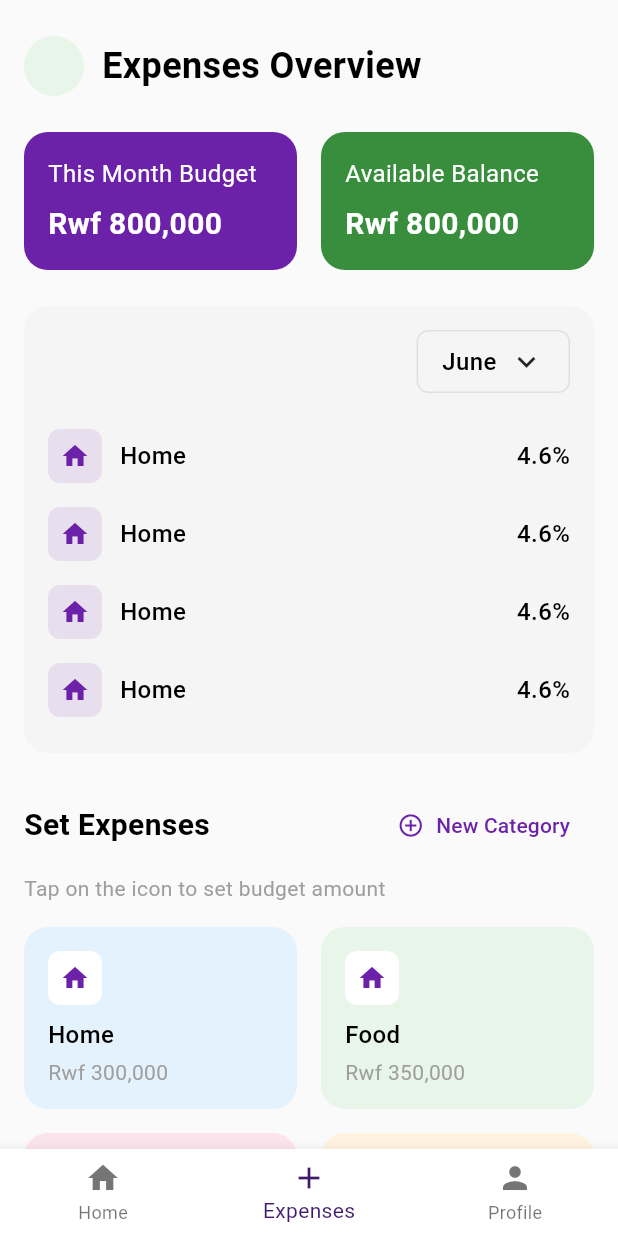
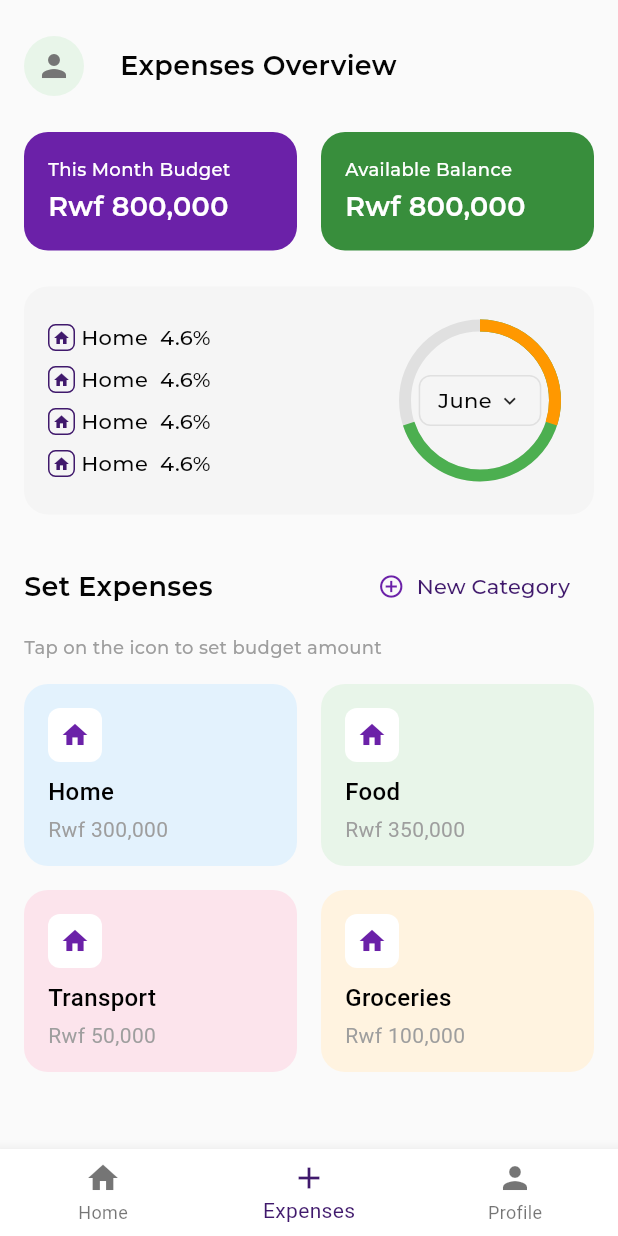
Before and after one commit to Adisa-Shobi/Xpanse, a Flutter app: the screen it shows after launch, on a phone screen of 412 x 824 dp. Run offline on Flutter 3.47's test engine with Material 3 defaults, Android fonts, the light colour scheme and no system bars; our stand-ins replace get, percent_indicator; network calls fail; project files that could hold a hidden picture were left out.

Commit message:
update(style): changes font and layout

```diff
--- a/xpanse_app/lib/views/home/views/expense_view.dart
+++ b/xpanse_app/lib/views/home/views/expense_view.dart
@@ -1,5 +1,8 @@
 import 'package:flutter/material.dart';
+import 'package:xpanse_app/utils/colors.dart';
 import 'package:xpanse_app/utils/spcaing.dart';
+import 'package:xpanse_app/utils/typography.dart';
+import 'package:xpanse_app/views/home/views/home_view.dart';
 // import 'package:xpanse_app/utils/spacing.dart';
 
 class ExpensesView extends StatelessWidget {
@@ -15,7 +18,7 @@ class ExpensesView extends StatelessWidget {
             crossAxisAlignment: CrossAxisAlignment.start,
             children: [
               Spacing.vertical(Spacing.l),
-              _buildHeader(),
+              getHeading(title: 'Expenses Overview'),
               const SizedBox(height: 24),
               _buildBudgetCards(),
               const SizedBox(height: 24),
@@ -26,29 +29,6 @@ class ExpensesView extends StatelessWidget {
           ),
         ),
       ),
-    );
-  }
-
-  Widget _buildHeader() {
-    return Row(
-      children: [
-        Container(
-          width: 40,
-          height: 40,
-          decoration: const BoxDecoration(
-            shape: BoxShape.circle,
-            color: Color(0xFFE8F5E9),
-          ),
-        ),
-        const SizedBox(width: 12),
-        const Text(
-          'Expenses Overview',
-          style: TextStyle(
-            fontSize: 24,
-            fontWeight: FontWeight.bold,
-          ),
-        ),
-      ],
     );
   }
 
@@ -64,21 +44,18 @@ class ExpensesView extends StatelessWidget {
             ),
             child: Column(
               crossAxisAlignment: CrossAxisAlignment.start,
-              children: const [
+              children: [
                 Text(
                   'This Month Budget',
-                  style: TextStyle(
+                  style: AppTypography.bodyMedium.copyWith(
                     color: Colors.white,
-                    fontSize: 16,
                   ),
                 ),
-                SizedBox(height: 8),
+                Spacing.vertical(Spacing.xs),
                 Text(
                   'Rwf 800,000',
-                  style: TextStyle(
+                  style: AppTypography.h3.copyWith(
                     color: Colors.white,
-                    fontSize: 20,
-                    fontWeight: FontWeight.bold,
                   ),
                 ),
               ],
@@ -95,21 +72,18 @@ class ExpensesView extends StatelessWidget {
             ),
             child: Column(
               crossAxisAlignment: CrossAxisAlignment.start,
-              children: const [
+              children: [
                 Text(
                   'Available Balance',
-                  style: TextStyle(
+                  style: AppTypography.bodyMedium.copyWith(
                     color: Colors.white,
-                    fontSize: 16,
                   ),
                 ),
-                SizedBox(height: 8),
+                Spacing.vertical(Spacing.xs),
                 Text(
                   'Rwf 800,000',
-                  style: TextStyle(
+                  style: AppTypography.h3.copyWith(
                     color: Colors.white,
-                    fontSize: 20,
-                    fontWeight: FontWeight.bold,
                   ),
                 ),
               ],
@@ -127,77 +101,119 @@ class ExpensesView extends StatelessWidget {
         color: Colors.grey[100],
         borderRadius: BorderRadius.circular(16),
       ),
-      child: Column(
+      child: Row(
+        // Main Row to put expenses and chart side by side
+        mainAxisAlignment: MainAxisAlignment.spaceBetween,
         children: [
-          Row(
-            mainAxisAlignment: MainAxisAlignment.spaceBetween,
+          // Left side - Expenses list
+          Column(
+            crossAxisAlignment: CrossAxisAlignment.start,
             children: [
-              const SizedBox(),
-              Container(
-                padding:
-                    const EdgeInsets.symmetric(horizontal: 16, vertical: 8),
-                decoration: BoxDecoration(
-                  border: Border.all(color: Colors.grey[300]!),
-                  borderRadius: BorderRadius.circular(8),
-                ),
-                child: Row(
-                  children: const [
-                    Text(
-                      'June',
-                      style: TextStyle(
-                        fontSize: 16,
-                        fontWeight: FontWeight.w500,
+              _buildExpenseItem('Home', 4.6),
+              _buildExpenseItem('Home', 4.6),
+              _buildExpenseItem('Home', 4.6),
+              _buildExpenseItem('Home', 4.6),
+            ],
+          ),
+
+          // Right side - Circular chart with month selector
+          Column(
+            mainAxisSize: MainAxisSize.min,
+            children: [
+              // Custom circular progress indicator
+              SizedBox(
+                width: 120, // Adjust size as needed
+                height: 120,
+                child: Stack(
+                  alignment: Alignment.center,
+                  children: [
+                    // Circular progress indicators
+                    SizedBox(
+                      width: 100,
+                      height: 100,
+                      child: CircularProgressIndicator(
+                        value: 0.7, // Adjust value as needed
+                        strokeWidth: 8,
+                        backgroundColor: Colors.grey[300],
+                        color: Colors.green, // Primary color
                       ),
                     ),
-                    SizedBox(width: 8),
-                    Icon(Icons.keyboard_arrow_down),
+                    const SizedBox(
+                      width: 100,
+                      height: 100,
+                      child: CircularProgressIndicator(
+                        value: 0.3, // Adjust value as needed
+                        strokeWidth: 8,
+                        backgroundColor: Colors.transparent,
+                        color: Colors.orange, // Secondary color
+                      ),
+                    ),
+                    // Month selector in center
+                    Container(
+                      padding: const EdgeInsets.symmetric(
+                        horizontal: 12,
+                        vertical: 6,
+                      ),
+                      decoration: BoxDecoration(
+                        border: Border.all(color: Colors.grey[300]!),
+                        borderRadius: BorderRadius.circular(8),
+                      ),
+                      child: Row(
+                        mainAxisSize: MainAxisSize.min,
+                        children: [
+                          Text(
+                            'June',
+                            style: AppTypography.bodyLarge,
+                          ),
+                          Spacing.horizontal(Spacing.xs),
+                          const Icon(
+                            Icons.keyboard_arrow_down,
+                            size: 16,
+                          ),
+                        ],
+                      ),
+                    ),
                   ],
                 ),
               ),
             ],
           ),
-          const SizedBox(height: 16),
-          _buildExpenseItem('Home', 4.6),
-          _buildExpenseItem('Home', 4.6),
-          _buildExpenseItem('Home', 4.6),
-          _buildExpenseItem('Home', 4.6),
         ],
       ),
     );
   }
 
-  Widget _buildExpenseItem(String title, double percentage) {
+  Widget _buildExpenseItem(String category, double amount) {
     return Padding(
-      padding: const EdgeInsets.symmetric(vertical: 8),
+      padding: const EdgeInsets.symmetric(vertical: 4),
       child: Row(
         children: [
           Container(
-            padding: const EdgeInsets.all(8),
+            padding: const EdgeInsets.all(2),
             decoration: BoxDecoration(
-              color: const Color(0xFF6B21A8).withOpacity(0.1),
-              borderRadius: BorderRadius.circular(8),
+              // color: AppColors.primary.withOpacity(0.1),
+              border: Border.all(
+                color: AppColors.primary,
+              ),
+              borderRadius: BorderRadius.circular(5),
             ),
             child: const Icon(
               Icons.home,
-              color: Color(0xFF6B21A8),
-              size: 20,
+              color: AppColors.primary,
+              size: 12,
             ),
           ),
-          const SizedBox(width: 12),
+          Spacing.horizontal(Spacing.xs),
           Text(
-            title,
-            style: const TextStyle(
-              fontSize: 16,
-              fontWeight: FontWeight.w500,
+            category,
+            style: AppTypography.bodyLarge.copyWith(
+              fontWeight: FontWeight.w400,
             ),
           ),
-          const Spacer(),
+          const SizedBox(width: 8),
           Text(
-            '${percentage}%',
-            style: const TextStyle(
-              fontSize: 16,
-              fontWeight: FontWeight.w500,
-            ),
+            '${amount.toStringAsFixed(1)}%',
+            style: AppTypography.bodyLarge,
           ),
         ],
       ),
@@ -211,29 +227,33 @@ class ExpensesView extends StatelessWidget {
         Row(
           mainAxisAlignment: MainAxisAlignment.spaceBetween,
           children: [
-            const Text(
+            Text(
               'Set Expenses',
-              style: TextStyle(
-                fontSize: 20,
-                fontWeight: FontWeight.bold,
-              ),
+              style: AppTypography.h3,
             ),
             TextButton.icon(
               onPressed: () {},
-              icon: const Icon(Icons.add_circle_outline),
-              label: const Text('New Category'),
+              icon: const Icon(
+                Icons.add_circle_outline,
+              ),
+              label: Text(
+                'New Category',
+                style: AppTypography.bodyLarge.copyWith(
+                  color: AppColors.primary,
+                  fontWeight: FontWeight.w500,
+                ),
+              ),
               style: TextButton.styleFrom(
                 foregroundColor: const Color(0xFF6B21A8),
               ),
             ),
           ],
         ),
-        const SizedBox(height: 8),
-        const Text(
+        Spacing.vertical(Spacing.s),
+        Text(
           'Tap on the icon to set budget amount',
-          style: TextStyle(
+          style: AppTypography.caption.copyWith(
             color: Colors.grey,
-            fontSize: 14,
           ),
         ),
         const SizedBox(height: 16),
--- a/xpanse_app/lib/views/home/views/home_view.dart
+++ b/xpanse_app/lib/views/home/views/home_view.dart
@@ -16,7 +16,9 @@ class HomeView extends StatelessWidget {
         child: Column(
           children: [
             Spacing.vertical(Spacing.l),
-            _getHeading(),
+            getHeading(
+              title: 'Good morning Ademola',
+            ),
             Spacing.vertical(Spacing.m),
             _buildBudgetSection(context),
             Spacing.vertical(Spacing.l),
@@ -25,55 +27,6 @@ class HomeView extends StatelessWidget {
             ),
           ],
         ));
-  }
-
-  _getHeading() {
-    return Row(
-      crossAxisAlignment: CrossAxisAlignment.center,
-      children: [
-        Container(
-          width: 40,
-          height: 40,
-          decoration: const BoxDecoration(
-            shape: BoxShape.circle,
-            color: const Color(0xFFE8F5E9), // Light green background
-          ),
-          child: ClipOval(
-            child: Image.network(
-              'https://encrypted-tbn0.gstatic.com/images?q=tbn:ANd9GcSY2r1g-oKe7WxMwyuhsS5reYmvZ8l5fABcsg&s',
-              fit: BoxFit.cover,
-              errorBuilder: (context, error, stackTrace) {
-                // Fallback to icon if image fails to load
-                return Center(
-                  child: Icon(
-                    Icons.person,
-                    color: Colors.grey[600],
-                    size: 24,
-                  ),
-                );
-              },
-              loadingBuilder: (context, child, loadingProgress) {
-                if (loadingProgress == null) return child;
-                // Show loading indicator while image loads
-                return Center(
-                  child: CircularProgressIndicator(
-                    value: loadingProgress.expectedTotalBytes != null
-                        ? loadingProgress.cumulativeBytesLoaded /
-                            loadingProgress.expectedTotalBytes!
-                        : null,
-                  ),
-                );
-              },
-            ),
-          ),
-        ),
-        Spacing.horizontal(Spacing.l),
-        Text(
-          'Good morning Ademola',
-          style: AppTypography.h3,
-        ),
-      ],
-    );
   }
 
   _buildBudgetSection(BuildContext context) {
@@ -185,6 +138,55 @@ Widget _buildExpenses(BuildContext context) {
   );
 }
 
+getHeading({title}) {
+  return Row(
+    crossAxisAlignment: CrossAxisAlignment.center,
+    children: [
+      Container(
+        width: 40,
+        height: 40,
+        decoration: const BoxDecoration(
+          shape: BoxShape.circle,
+          color: const Color(0xFFE8F5E9), // Light green background
+        ),
+        child: ClipOval(
+          child: Image.network(
+            'https://encrypted-tbn0.gstatic.com/images?q=tbn:ANd9GcSY2r1g-oKe7WxMwyuhsS5reYmvZ8l5fABcsg&s',
+            fit: BoxFit.cover,
+            errorBuilder: (context, error, stackTrace) {
+              // Fallback to icon if image fails to load
+              return Center(
+                child: Icon(
+                  Icons.person,
+                  color: Colors.grey[600],
+                  size: 24,
+                ),
+              );
+            },
+            loadingBuilder: (context, child, loadingProgress) {
+              if (loadingProgress == null) return child;
+              // Show loading indicator while image loads
+              return Center(
+                child: CircularProgressIndicator(
+                  value: loadingProgress.expectedTotalBytes != null
+                      ? loadingProgress.cumulativeBytesLoaded /
+                          loadingProgress.expectedTotalBytes!
+                      : null,
+                ),
+              );
+            },
+          ),
+        ),
+      ),
+      Spacing.horizontal(Spacing.l),
+      Text(
+        title,
+        style: AppTypography.h3,
+      ),
+    ],
+  );
+}
+
 class ExpenseItem extends StatelessWidget {
   const ExpenseItem({super.key});
 
```
